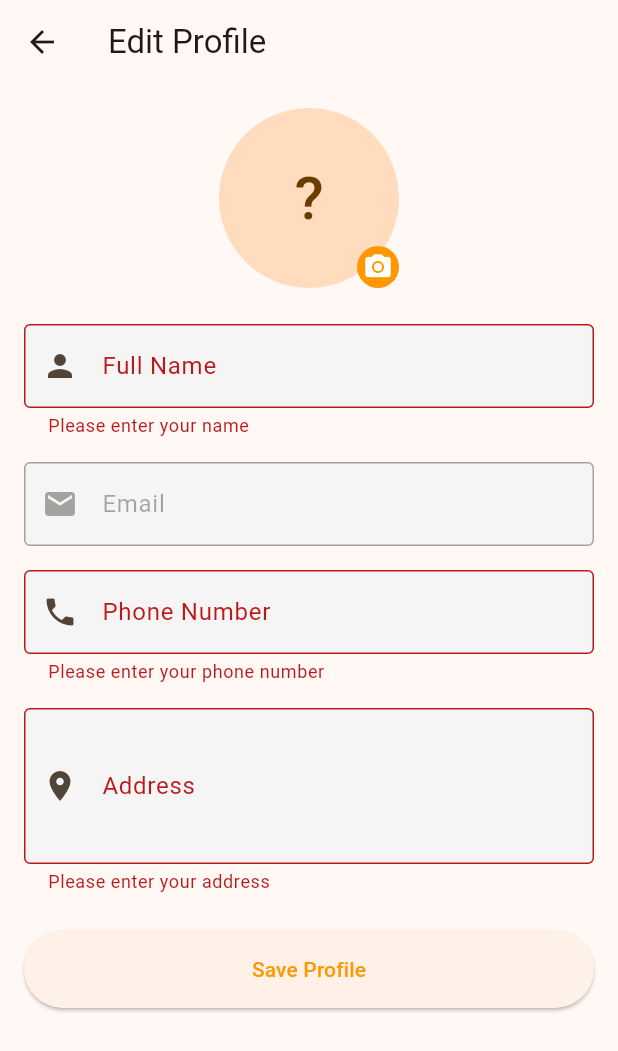
After one commit to vignesh162005/GREEDY_BITES, a Flutter app: the CompleteProfilePage screen opened directly, after a tap on "Save Profile", on a phone screen of 412 x 824 dp. The commit adds this screen. Shown: the top 1051 px of the screen. Run offline on Flutter 3.47's test engine with Material 3 defaults, Android fonts, the phone set to English and light mode, and no system bars; our stand-ins replace cloud_firestore, firebase_auth, firebase_core, firebase_storage, google_sign_in, image_picker and 1 more; missing offline and left inert: firebase_app_check; accounts and stored records are empty; network calls fail.

Commit message:
profile page updated

```diff
--- /dev/null
+++ b/devtools_options.yaml
@@ -0,0 +1,3 @@
+description: This file stores settings for Dart & Flutter DevTools.
+documentation: https://docs.flutter.dev/tools/devtools/extensions#configure-extension-enablement-states
+extensions:
--- a/lib/models/user_model.dart
+++ b/lib/models/user_model.dart
@@ -1,27 +1,47 @@
+import 'package:cloud_firestore/cloud_firestore.dart';
+
 class UserModel {
   final String id;
   final String email;
   final String name;
   final String username;
   final String? phoneNumber;
+  final String? address;
   final String? profileImageUrl;
   final DateTime createdAt;
   final DateTime lastLoginAt;
   final bool isEmailVerified;
-  final Map<String, dynamic>? metadata;
+  final Map<String, dynamic> metadata;
 
-  UserModel({
+  const UserModel({
     required this.id,
     required this.email,
     required this.name,
     required this.username,
     this.phoneNumber,
+    this.address,
     this.profileImageUrl,
     required this.createdAt,
     required this.lastLoginAt,
-    this.isEmailVerified = false,
-    this.metadata,
+    required this.isEmailVerified,
+    required this.metadata,
   });
+
+  factory UserModel.fromMap(Map<String, dynamic> map) {
+    return UserModel(
+      id: map['id'] as String,
+      email: map['email'] as String,
+      name: map['name'] as String,
+      username: map['username'] as String,
+      phoneNumber: map['phoneNumber'] as String?,
+      address: map['address'] as String?,
+      profileImageUrl: map['profileImageUrl'] as String?,
+      createdAt: (map['createdAt'] as Timestamp).toDate(),
+      lastLoginAt: (map['lastLoginAt'] as Timestamp).toDate(),
+      isEmailVerified: map['isEmailVerified'] as bool,
+      metadata: Map<String, dynamic>.from(map['metadata'] as Map),
+    );
+  }
 
   Map<String, dynamic> toMap() {
     return {
@@ -30,26 +50,40 @@ class UserModel {
       'name': name,
       'username': username,
       'phoneNumber': phoneNumber,
+      'address': address,
       'profileImageUrl': profileImageUrl,
-      'createdAt': createdAt.toIso8601String(),
-      'lastLoginAt': lastLoginAt.toIso8601String(),
+      'createdAt': Timestamp.fromDate(createdAt),
+      'lastLoginAt': Timestamp.fromDate(lastLoginAt),
       'isEmailVerified': isEmailVerified,
       'metadata': metadata,
     };
   }
 
-  factory UserModel.fromMap(Map<String, dynamic> map) {
+  UserModel copyWith({
+    String? id,
+    String? email,
+    String? name,
+    String? username,
+    String? phoneNumber,
+    String? address,
+    String? profileImageUrl,
+    DateTime? createdAt,
+    DateTime? lastLoginAt,
+    bool? isEmailVerified,
+    Map<String, dynamic>? metadata,
+  }) {
     return UserModel(
-      id: map['id'] ?? '',
-      email: map['email'] ?? '',
-      name: map['name'] ?? '',
-      username: map['username'] ?? '',
-      phoneNumber: map['phoneNumber'],
-      profileImageUrl: map['profileImageUrl'],
-      createdAt: DateTime.parse(map['createdAt'] as String),
-      lastLoginAt: DateTime.parse(map['lastLoginAt'] as String),
-      isEmailVerified: map['isEmailVerified'] ?? false,
-      metadata: map['metadata'],
+      id: id ?? this.id,
+      email: email ?? this.email,
+      name: name ?? this.name,
+      username: username ?? this.username,
+      phoneNumber: phoneNumber ?? this.phoneNumber,
+      address: address ?? this.address,
+      profileImageUrl: profileImageUrl ?? this.profileImageUrl,
+      createdAt: createdAt ?? this.createdAt,
+      lastLoginAt: lastLoginAt ?? this.lastLoginAt,
+      isEmailVerified: isEmailVerified ?? this.isEmailVerified,
+      metadata: metadata ?? this.metadata,
     );
   }
 }
--- /dev/null
+++ b/lib/pages/complete_profile_page.dart
@@ -0,0 +1,377 @@
+import 'package:flutter/material.dart';
+import 'package:firebase_auth/firebase_auth.dart';
+import 'package:image_picker/image_picker.dart';
+import 'package:logger/logger.dart';
+import 'dart:io';
+import '../services/user_service.dart';
+import '../models/user_model.dart';
+import 'package:firebase_storage/firebase_storage.dart';
+
+class CompleteProfilePage extends StatefulWidget {
+  final UserModel? initialData;
+  final bool isNewUser;
+
+  const CompleteProfilePage({
+    super.key,
+    this.initialData,
+    this.isNewUser = false,
+  });
+
+  @override
+  State<CompleteProfilePage> createState() => _CompleteProfilePageState();
+}
+
+class _CompleteProfilePageState extends State<CompleteProfilePage> {
+  final _formKey = GlobalKey<FormState>();
+  final _nameController = TextEditingController();
+  final _emailController = TextEditingController();
+  final _phoneController = TextEditingController();
+  final _addressController = TextEditingController();
+  File? _imageFile;
+  bool _isLoading = false;
+  String? _imageUrl;
+
+  // Initialize logger
+  final _logger = Logger();
+
+  @override
+  void initState() {
+    super.initState();
+    _logger.i('Initializing CompleteProfilePage');
+    try {
+      if (widget.initialData != null) {
+        _logger.d('Setting up form with initial data');
+        _nameController.text = widget.initialData!.name;
+        _emailController.text = widget.initialData!.email;
+        _phoneController.text = widget.initialData!.phoneNumber ?? '';
+        _addressController.text = widget.initialData!.address ?? '';
+        _imageUrl = widget.initialData!.profileImageUrl;
+      } else {
+        _logger.d('Setting up form with Firebase user data');
+        final user = FirebaseAuth.instance.currentUser;
+        if (user != null) {
+          _nameController.text = user.displayName ?? '';
+          _emailController.text = user.email ?? '';
+          _imageUrl = user.photoURL;
+        }
+      }
+    } catch (e, stackTrace) {
+      _logger.e('Error in initState: $e\nStackTrace: $stackTrace');
+    }
+  }
+
+  @override
+  void dispose() {
+    _logger.d('Disposing CompleteProfilePage');
+    _nameController.dispose();
+    _emailController.dispose();
+    _phoneController.dispose();
+    _addressController.dispose();
+    super.dispose();
+  }
+
+  Future<void> _pickImage() async {
+    _logger.i('Attempting to pick image');
+    try {
+      final picker = ImagePicker();
+      final pickedFile = await picker.pickImage(
+        source: ImageSource.gallery,
+        maxWidth: 512,
+        maxHeight: 512,
+        imageQuality: 75,
+      );
+
+      if (pickedFile != null) {
+        _logger.d('Image picked successfully: ${pickedFile.path}');
+        setState(() {
+          _imageFile = File(pickedFile.path);
+        });
+      } else {
+        _logger.d('Image picking cancelled by user');
+      }
+    } catch (e, stackTrace) {
+      _logger.e('Error picking image: $e\nStackTrace: $stackTrace');
+      if (mounted) {
+        ScaffoldMessenger.of(context).showSnackBar(
+          SnackBar(content: Text('Error picking image: $e')),
+        );
+      }
+    }
+  }
+
+  Future<String?> _uploadImage() async {
+    if (_imageFile == null) return null;
+    _logger.i('Attempting to upload image');
+
+    try {
+      final user = FirebaseAuth.instance.currentUser;
+      if (user == null) {
+        _logger.w('No user found when trying to upload image');
+        return null;
+      }
+
+      _logger.d('Uploading image to Firebase Storage');
+      final storageRef = FirebaseStorage.instance
+          .ref()
+          .child('user_profiles')
+          .child('${user.uid}.jpg');
+
+      await storageRef.putFile(_imageFile!);
+      final downloadUrl = await storageRef.getDownloadURL();
+      _logger.d('Image uploaded successfully: $downloadUrl');
+      return downloadUrl;
+    } catch (e, stackTrace) {
+      _logger.e('Error uploading image: $e\nStackTrace: $stackTrace');
+      return null;
+    }
+  }
+
+  Future<void> _saveProfile() async {
+    _logger.i('Attempting to save profile');
+    if (!_formKey.currentState!.validate()) {
+      _logger.w('Form validation failed');
+      return;
+    }
+
+    setState(() => _isLoading = true);
+
+    try {
+      final user = FirebaseAuth.instance.currentUser;
+      if (user == null) {
+        _logger.e('No user found when trying to save profile');
+        throw Exception('User not found');
+      }
+
+      _logger.d('Processing profile image');
+      String? profileImageUrl = _imageUrl;
+      if (_imageFile != null) {
+        profileImageUrl = await _uploadImage();
+        _logger.d('New profile image URL: $profileImageUrl');
+      }
+
+      // Merge existing metadata with updates
+      _logger.d('Preparing user data for update');
+      final metadata = {
+        ...widget.initialData?.metadata ?? {},
+        'updatedAt': DateTime.now().toIso8601String(),
+        'lastUpdatedBy': 'user',
+      };
+
+      final userData = UserModel(
+        id: user.uid,
+        name: _nameController.text.trim(),
+        email: _emailController.text.trim(),
+        username: _emailController.text.split('@')[0],
+        phoneNumber: _phoneController.text.trim(),
+        address: _addressController.text.trim(),
+        profileImageUrl: profileImageUrl,
+        createdAt: widget.initialData?.createdAt ?? DateTime.now(),
+        lastLoginAt: DateTime.now(),
+        isEmailVerified: user.emailVerified,
+        metadata: metadata,
+      );
+
+      _logger.d('Updating user data in Firestore');
+      await UserService.updateUser(userData);
+
+      _logger.d('Updating Firebase Auth user profile');
+      try {
+        // Update Firebase Auth user profile using updateProfile method
+        await user.updateProfile(
+          displayName: _nameController.text.trim(),
+          photoURL: profileImageUrl,
+        );
+
+        // Reload user to ensure we have the latest data
+        await user.reload();
+      } catch (e, stackTrace) {
+        _logger.e('Error updating Firebase Auth profile: $e\nStackTrace: $stackTrace');
+        // Continue execution as Firestore update was successful
+      }
+
+      _logger.i('Profile updated successfully');
+      if (mounted) {
+        ScaffoldMessenger.of(context).showSnackBar(
+          const SnackBar(
+            content: Text('Profile updated successfully'),
+            backgroundColor: Colors.green,
+          ),
+        );
+
+        if (widget.isNewUser) {
+          _logger.d('Navigating new user to home page');
+          Navigator.of(context).pushReplacementNamed('/home');
+        } else {
+          _logger.d('Returning to previous screen');
+          Navigator.pop(context, true);
+        }
+      }
+    } catch (e, stackTrace) {
+      _logger.e('Error updating profile: $e\nStackTrace: $stackTrace');
+      if (mounted) {
+        ScaffoldMessenger.of(context).showSnackBar(
+          SnackBar(
+            content: Text('Error updating profile: $e'),
+            backgroundColor: Colors.red,
+          ),
+        );
+      }
+    } finally {
+      if (mounted) {
+        setState(() => _isLoading = false);
+      }
+    }
+  }
+
+  @override
+  Widget build(BuildContext context) {
+    return Scaffold(
+      appBar: AppBar(
+        title: Text(widget.isNewUser ? 'Complete Your Profile' : 'Edit Profile'),
+      ),
+      body: SingleChildScrollView(
+        padding: const EdgeInsets.all(16),
+        child: Form(
+          key: _formKey,
+          child: Column(
+            children: [
+              // Profile Image
+              GestureDetector(
+                onTap: _pickImage,
+                child: Stack(
+                  children: [
+                    CircleAvatar(
+                      radius: 60,
+                      backgroundImage: _imageFile != null
+                          ? FileImage(_imageFile!)
+                          : _imageUrl != null
+                              ? NetworkImage(_imageUrl!)
+                              : null,
+                      child: _imageFile == null && _imageUrl == null
+                          ? Text(
+                              _nameController.text.isNotEmpty
+                                  ? _nameController.text[0].toUpperCase()
+                                  : '?',
+                              style: const TextStyle(fontSize: 40),
+                            )
+                          : null,
+                    ),
+                    Positioned(
+                      bottom: 0,
+                      right: 0,
+                      child: Container(
+                        padding: const EdgeInsets.all(4),
+                        decoration: BoxDecoration(
+                          color: Theme.of(context).primaryColor,
+                          shape: BoxShape.circle,
+                        ),
+                        child: const Icon(
+                          Icons.camera_alt,
+                          color: Colors.white,
+                          size: 20,
+                        ),
+                      ),
+                    ),
+                  ],
+                ),
+              ),
+              const SizedBox(height: 24),
+
+              // Full Name
+              TextFormField(
+                controller: _nameController,
+                decoration: const InputDecoration(
+                  labelText: 'Full Name',
+                  border: OutlineInputBorder(),
+                  prefixIcon: Icon(Icons.person),
+                ),
+                validator: (value) {
+                  if (value == null || value.trim().isEmpty) {
+                    return 'Please enter your name';
+                  }
+                  if (value.trim().length < 2) {
+                    return 'Name must be at least 2 characters';
+                  }
+                  return null;
+                },
+              ),
+              const SizedBox(height: 16),
+
+              // Email
+              TextFormField(
+                controller: _emailController,
+                decoration: const InputDecoration(
+                  labelText: 'Email',
+                  border: OutlineInputBorder(),
+                  prefixIcon: Icon(Icons.email),
+                ),
+                enabled: false, // Email cannot be changed
+              ),
+              const SizedBox(height: 16),
+
+              // Phone Number
+              TextFormField(
+                controller: _phoneController,
+                decoration: const InputDecoration(
+                  labelText: 'Phone Number',
+                  border: OutlineInputBorder(),
+                  prefixIcon: Icon(Icons.phone),
+                ),
+                keyboardType: TextInputType.phone,
+                validator: (value) {
+                  if (value == null || value.trim().isEmpty) {
+                    return 'Please enter your phone number';
+                  }
+                  if (!RegExp(r'^\+?[\d\s-]+$').hasMatch(value)) {
+                    return 'Please enter a valid phone number';
+                  }
+                  return null;
+                },
+              ),
+              const SizedBox(height: 16),
+
+              // Address
+              TextFormField(
+                controller: _addressController,
+                decoration: const InputDecoration(
+                  labelText: 'Address',
+                  border: OutlineInputBorder(),
+                  prefixIcon: Icon(Icons.location_on),
+                ),
+                maxLines: 3,
+                validator: (value) {
+                  if (value == null || value.trim().isEmpty) {
+                    return 'Please enter your address';
+                  }
+                  if (value.trim().length < 10) {
+                    return 'Please enter a complete address';
+                  }
+                  return null;
+                },
+              ),
+              const SizedBox(height: 24),
+
+              // Save Button
+              SizedBox(
+                width: double.infinity,
+                child: ElevatedButton(
+                  onPressed: _isLoading ? null : _saveProfile,
+                  style: ElevatedButton.styleFrom(
+                    padding: const EdgeInsets.symmetric(vertical: 16),
+                  ),
+                  child: _isLoading
+                      ? const SizedBox(
+                          height: 20,
+                          width: 20,
+                          child: CircularProgressIndicator(strokeWidth: 2),
+                        )
+                      : const Text('Save Profile'),
+                ),
+              ),
+            ],
+          ),
+        ),
+      ),
+    );
+  }
+}
--- a/pubspec.yaml
+++ b/pubspec.yaml
@@ -37,6 +37,7 @@ dependencies:
   firebase_auth: ^4.15.3
   cloud_firestore: ^4.13.6
   firebase_storage: ^11.5.6
+  firebase_app_check: ^0.2.1+8
   google_sign_in: ^6.1.6
 
   # Other useful dependencies
@@ -46,6 +47,7 @@ dependencies:
   cached_network_image: ^3.3.0
   flutter_cache_manager: ^3.3.1
   intl: ^0.19.0
+  logger: ^2.0.2+1
 
   # The following adds the Cupertino Icons font to your application.
   # Use with the CupertinoIcons class for iOS style icons.
```
Also changed, not shown: lib/main.dart (+17 -1 lines), lib/pages/home_page.dart (+158 -1 lines), lib/services/user_service.dart (+79 -30 lines), pubspec.lock, 1 other file.
